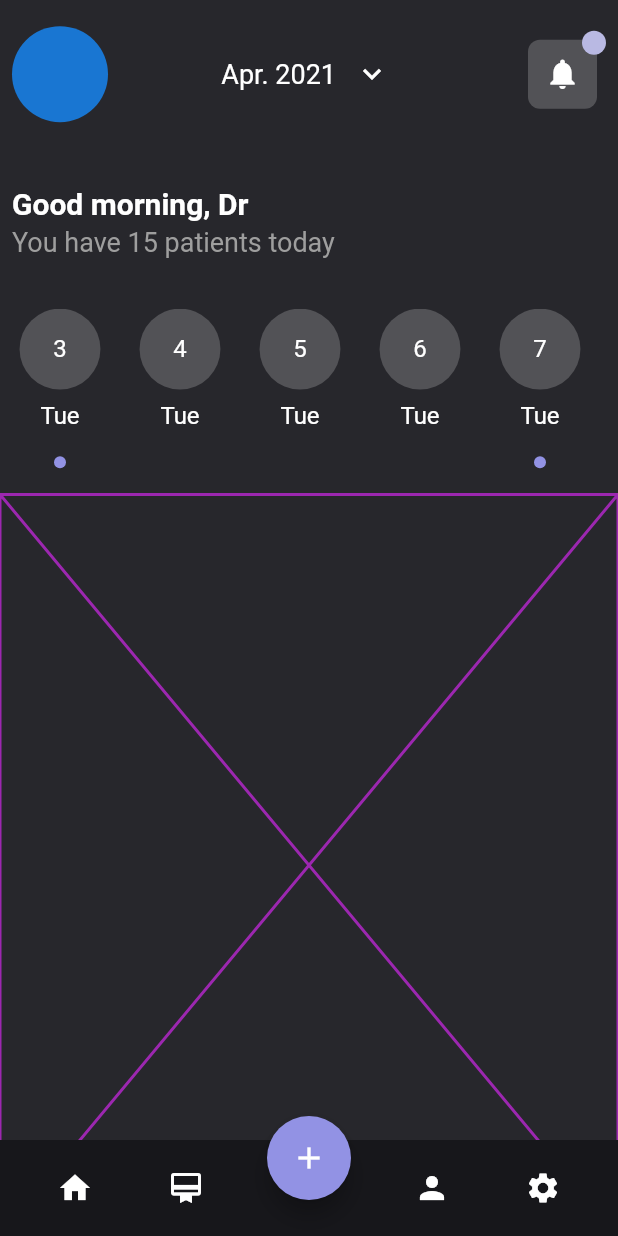
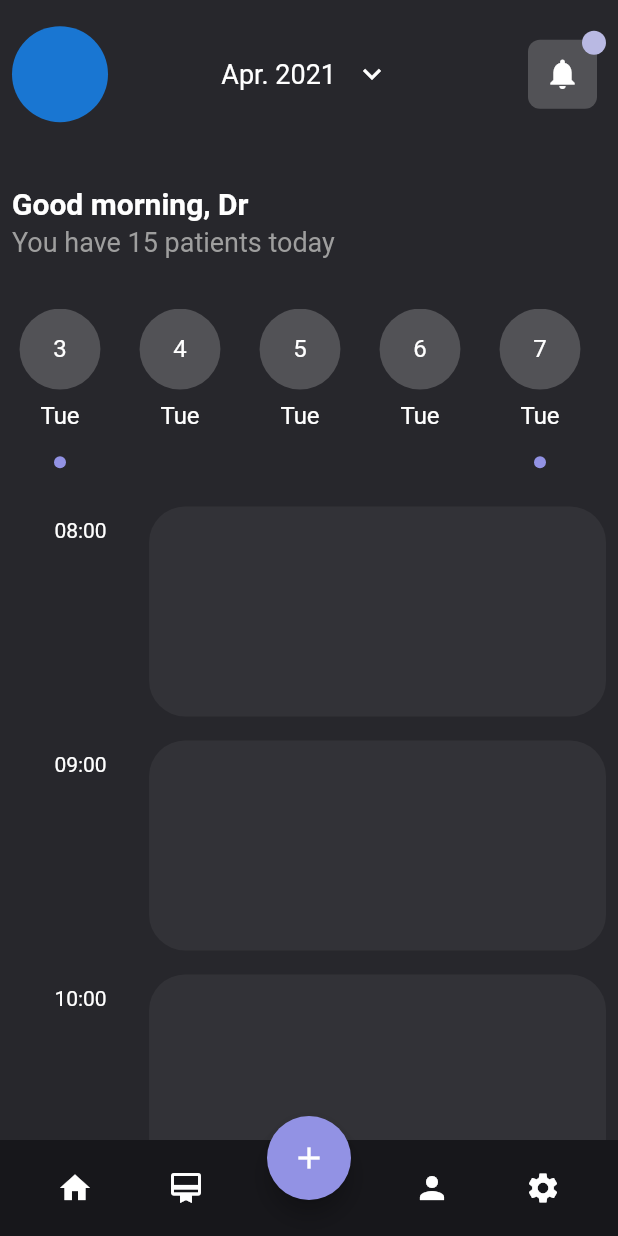
Before and after one commit to QD1221/medical_app, a Flutter app: the screen it shows after launch, on a phone screen of 412 x 824 dp. Run offline on Flutter 3.47's test engine with Material 2 defaults, Android fonts, the phone set to English and light mode, and no system bars.

Commit message:
4th commit

```diff
--- /dev/null
+++ b/lib/mock/mock_schedule.dart
@@ -0,0 +1,25 @@
+import 'package:medical_app/model/schedule.dart';
+
+List<DoctorSchedule> doctorScheduleItems = [
+  DoctorSchedule(
+      avatarImg: "https://cdn.pixabay.com/photo/2018/08/23/22/29/girl-3626901__340.jpg",
+      isDone: true,
+      time: "08:15 - 08:40",
+      title: "Sarah Hosten",
+      subtitle: "27 yo Allergy",
+      timeIndex: "08:00"),
+  DoctorSchedule(
+      avatarImg: "https://cdn.pixabay.com/photo/2017/04/06/19/34/girl-2209147_960_720.jpg",
+      isDone: false,
+      time: "08:15 - 08:40",
+      title: "Sarah Hosten",
+      subtitle: "27 yo Allergy",
+      timeIndex: "09:00"),
+  DoctorSchedule(
+      avatarImg: "https://cdn.pixabay.com/photo/2017/05/12/11/29/girl-2306829_960_720.jpg",
+      isDone: false,
+      time: "08:15 - 08:40",
+      title: "Sarah Hosten",
+      subtitle: "27 yo Allergy",
+      timeIndex: "10:00"),
+];
--- /dev/null
+++ b/lib/model/schedule.dart
@@ -0,0 +1,17 @@
+class DoctorSchedule {
+  String? avatarImg;
+  String? title;
+  String? subtitle;
+  String? time;
+  String? timeIndex;
+  bool? isDone;
+
+  DoctorSchedule({
+    this.avatarImg,
+    this.title,
+    this.subtitle,
+    this.time,
+    this.timeIndex,
+    this.isDone = false,
+  });
+}
--- a/lib/ui/home_page.dart
+++ b/lib/ui/home_page.dart
@@ -1,4 +1,5 @@
 import 'package:flutter/material.dart';
+import 'package:medical_app/mock/mock_schedule.dart';
 
 Color backgroundColor = Color(0xff27272c);
 Color deepDarkColor = Color(0xff17171b);
@@ -229,10 +230,46 @@ class _HomePageState extends State<HomePage> {
                     ),
                   ),
                   Expanded(
-                      flex: 15,
-                      child: Placeholder(
-                        color: Colors.purple,
-                      ))
+                    flex: 15,
+                    child: ListView.builder(
+                      itemBuilder: (context, index) {
+                        return Padding(
+                          padding: const EdgeInsets.all(8.0),
+                          child: SizedBox(
+                            height: 140,
+                            child: Row(
+                              crossAxisAlignment: CrossAxisAlignment.start,
+                              children: [
+                                Expanded(
+                                  flex: 3,
+                                  child: Padding(
+                                    padding: const EdgeInsets.all(8.0),
+                                    child: Align(
+                                      alignment: Alignment.topCenter,
+                                      child: Text(
+                                        doctorScheduleItems[index].timeIndex ?? '-',
+                                        style: TextStyle(color: Colors.white),
+                                      ),
+                                    ),
+                                  ),
+                                ),
+                                Expanded(
+                                  flex: 10,
+                                  child: Container(
+                                    decoration: BoxDecoration(
+                                      color: Colors.white.withOpacity(0.05),
+                                      borderRadius: BorderRadius.circular(24),
+                                    ),
+                                  ),
+                                )
+                              ],
+                            ),
+                          ),
+                        );
+                      },
+                      itemCount: doctorScheduleItems.length,
+                    ),
+                  )
                 ],
               ),
             ),
```
